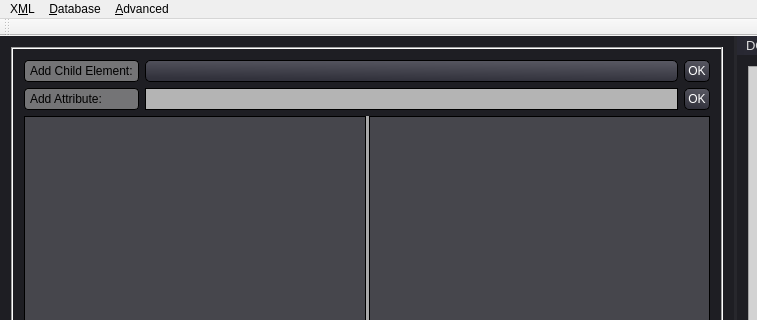
Before: the Qt Designer form GCXMLGenerator/gcmainwindow.ui in goblincoding/xmlmill, drawn with Qt 5; both pictures show x 0 to 757 and y 0 to 320 of the 1015 by 571 pixel window.
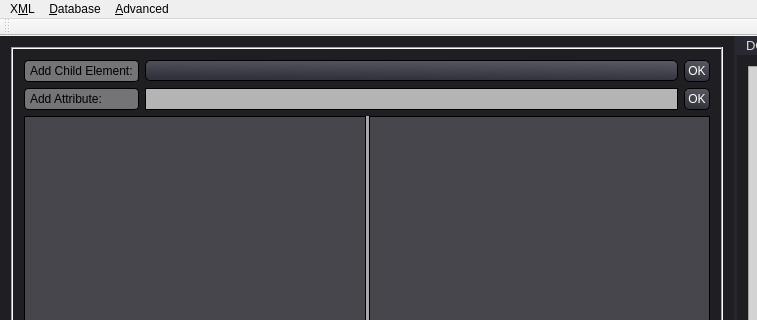
After: the same form once the commit is applied. Icons and pictures are not drawn.

Commit message: Tweaked combo box style.

```diff
--- a/GCXMLGenerator/gcmainwindow.ui
+++ b/GCXMLGenerator/gcmainwindow.ui
@@ -95,7 +95,7 @@
   font: 12px;
   min-width: 7em;
   min-height: 1em;
-  padding: 2px;
+  padding: 2px 11px 1px 3px;
   text-align: right;
 }
 
```
The commit also changes 1 other file.
